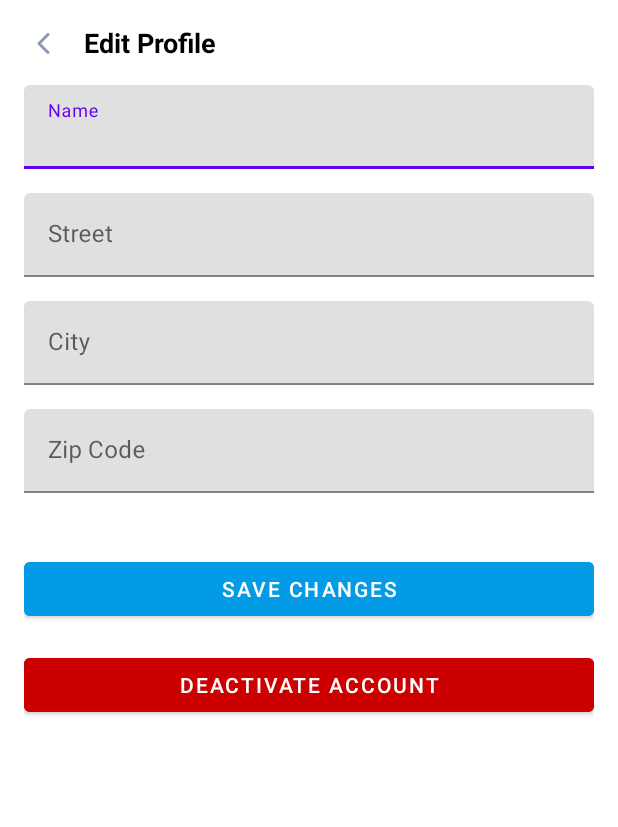
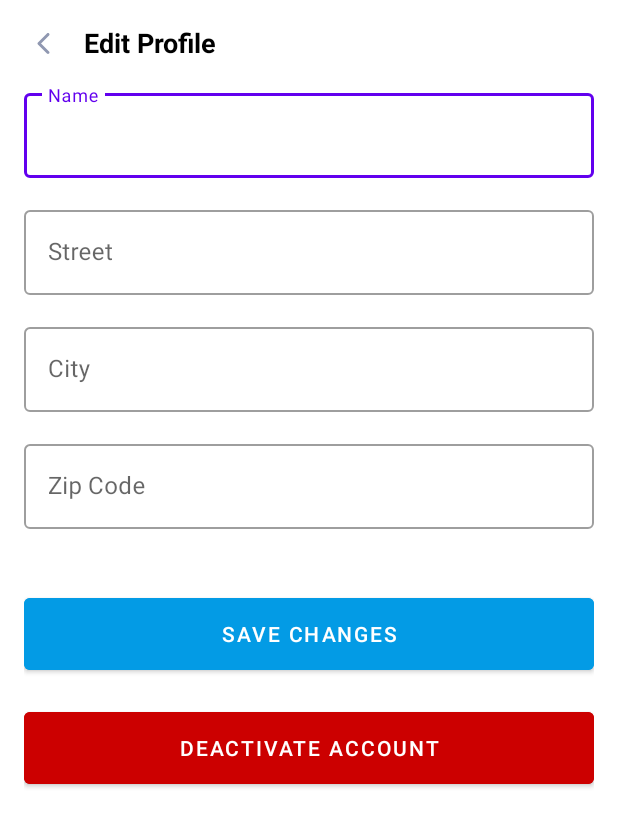
Before and after one commit to IT21168390/E-commerce_Customers-_Android_App-EAD_Assessment, an Android app: the layout fragment_profile_edit.xml on its own in the app's theme, with its tools: preview values and no code run, on a phone screen of 412 x 824 dp. Shown: the top 827 px of the screen. Run offline under Robolectric (Android 15) with nearby library versions, the phone set to English and light mode, and no system bars.

Commit message:
Just committed remaining changes

```diff
--- a/app/src/main/res/layout/fragment_profile_edit.xml
+++ b/app/src/main/res/layout/fragment_profile_edit.xml
@@ -48,7 +48,8 @@
             android:layout_width="match_parent"
             android:layout_height="wrap_content"
             android:hint="Name"
-            android:layout_marginBottom="16dp">
+            android:layout_marginBottom="16dp"
+            style="@style/Widget.MaterialComponents.TextInputLayout.OutlinedBox">
 
             <com.google.android.material.textfield.TextInputEditText
                 android:id="@+id/name_input"
@@ -63,7 +64,8 @@
             android:layout_width="match_parent"
             android:layout_height="wrap_content"
             android:hint="Street"
-            android:layout_marginBottom="16dp">
+            android:layout_marginBottom="16dp"
+            style="@style/Widget.MaterialComponents.TextInputLayout.OutlinedBox">
 
             <com.google.android.material.textfield.TextInputEditText
                 android:id="@+id/street_input"
@@ -78,7 +80,8 @@
             android:layout_width="match_parent"
             android:layout_height="wrap_content"
             android:hint="City"
-            android:layout_marginBottom="16dp">
+            android:layout_marginBottom="16dp"
+            style="@style/Widget.MaterialComponents.TextInputLayout.OutlinedBox">
 
             <com.google.android.material.textfield.TextInputEditText
                 android:id="@+id/city_input"
@@ -93,7 +96,8 @@
             android:layout_width="match_parent"
             android:layout_height="wrap_content"
             android:hint="Zip Code"
-            android:layout_marginBottom="16dp">
+            android:layout_marginBottom="16dp"
+            style="@style/Widget.MaterialComponents.TextInputLayout.OutlinedBox">
 
             <com.google.android.material.textfield.TextInputEditText
                 android:id="@+id/zip_input"
@@ -106,7 +110,7 @@
         <Button
             android:id="@+id/save_button"
             android:layout_width="match_parent"
-            android:layout_height="wrap_content"
+            android:layout_height="60dp"
             android:text="Save Changes"
             android:backgroundTint="@color/light_blue_600"
             android:textColor="@android:color/white"
@@ -116,7 +120,7 @@
         <Button
             android:id="@+id/deactivate_button"
             android:layout_width="match_parent"
-            android:layout_height="wrap_content"
+            android:layout_height="60dp"
             android:layout_marginTop="16dp"
             android:backgroundTint="@android:color/holo_red_dark"
             android:text="Deactivate Account"
--- a/app/src/main/res/layout/fragment_profile_view.xml
+++ b/app/src/main/res/layout/fragment_profile_view.xml
@@ -35,7 +35,7 @@
             android:textStyle="bold"
             android:layout_marginLeft="110dp"
             android:layout_marginTop="8dp"
-            android:textColor="@color/black"/>
+            android:textColor="@color/black" />
 
         <TextView
             android:id="@+id/tvRole"
```
